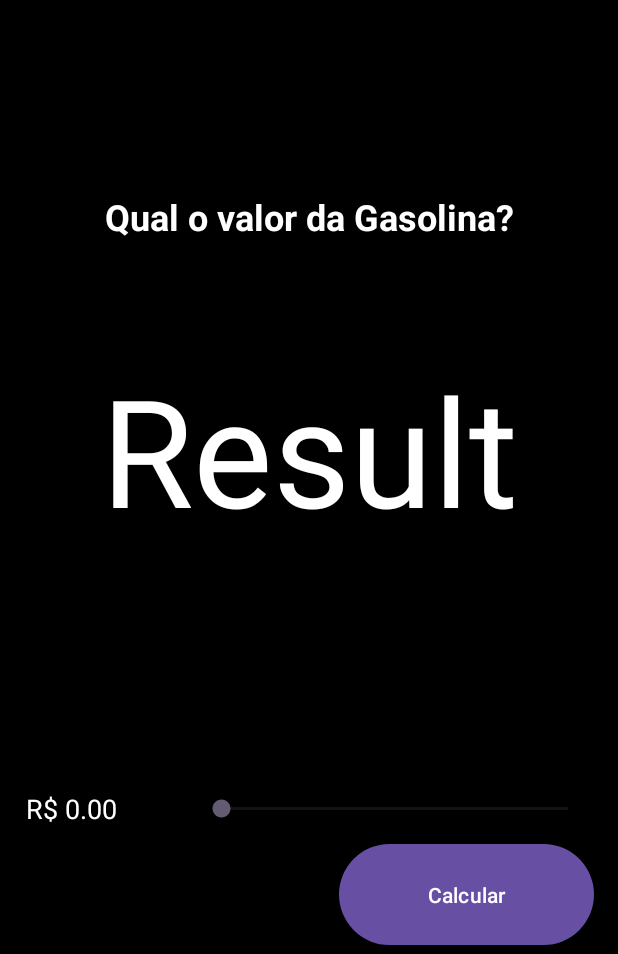
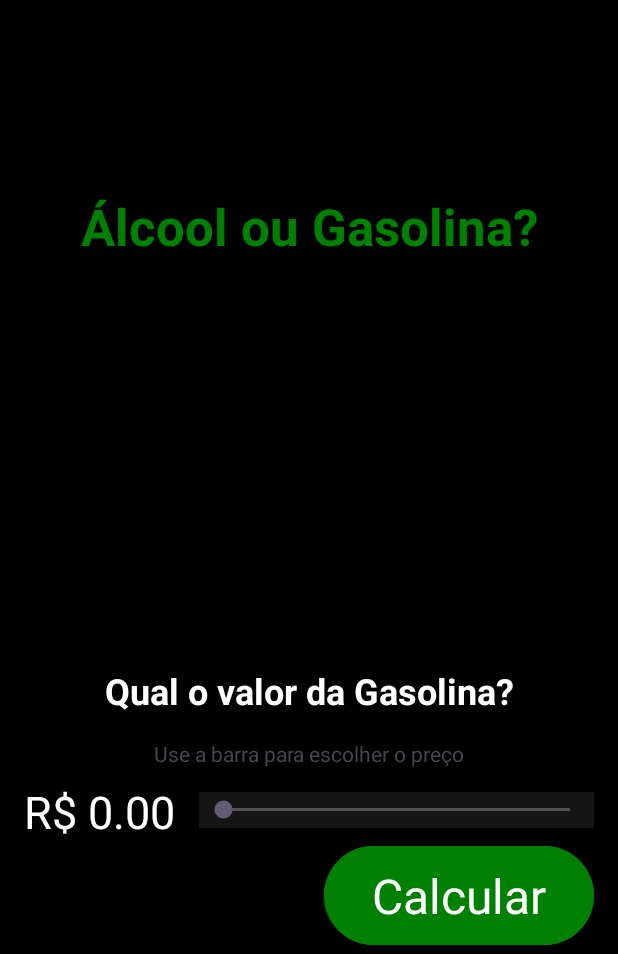
Before and after one commit to olivmath/gaseth, an Android app: the screen it shows after launch (MainActivity), on a phone screen of 412 x 824 dp, the part 282-1236 px from its top. Run offline under Robolectric (Android 15) with nearby library versions, the phone set to English and light mode, and no system bars.

Commit message:
update: layout

```diff
--- a/app/src/main/res/layout/activity_main.xml
+++ b/app/src/main/res/layout/activity_main.xml
@@ -5,7 +5,7 @@
     android:id="@+id/main"
     android:layout_width="match_parent"
     android:layout_height="match_parent"
-    android:background="@color/black"
+    android:background="#000000"
     tools:context=".MainActivity">
 
     <TextView
@@ -13,51 +13,54 @@
         android:layout_width="0dp"
         android:layout_height="wrap_content"
         android:layout_marginStart="16dp"
-        android:layout_marginTop="128dp"
         android:layout_marginEnd="16dp"
+        android:layout_marginBottom="16dp"
         android:gravity="center"
         android:text="@string/txtGasPrice"
         android:textColor="@color/white"
         android:textSize="24sp"
         android:textStyle="bold"
+        app:layout_constraintBottom_toTopOf="@+id/textFeedback"
         app:layout_constraintEnd_toEndOf="parent"
-        app:layout_constraintStart_toStartOf="parent"
-        app:layout_constraintTop_toBottomOf="@+id/imageView" />
+        app:layout_constraintHorizontal_bias="0.0"
+        app:layout_constraintStart_toStartOf="parent" />
 
     <SeekBar
         android:id="@+id/seekBar"
+        style="@style/AppTheme"
         android:layout_width="263dp"
-        android:layout_height="23dp"
-        android:layout_marginStart="5dp"
+        android:layout_height="24dp"
         android:layout_marginEnd="16dp"
         android:layout_marginBottom="8dp"
+        android:background="#151515"
+        android:progressBackgroundTint="@color/white"
+        android:progressTint="@color/green"
         app:layout_constraintBottom_toTopOf="@+id/btnLaunch"
-        app:layout_constraintEnd_toEndOf="parent"
-        app:layout_constraintStart_toEndOf="@+id/textView4" />
+        app:layout_constraintEnd_toEndOf="parent" />
 
     <TextView
-        android:id="@+id/textView4"
-        android:layout_width="104dp"
-        android:layout_height="24dp"
+        android:id="@+id/txtGasPrice"
+        android:layout_width="0dp"
+        android:layout_height="39dp"
         android:layout_marginStart="16dp"
-        android:layout_marginEnd="4dp"
-        android:layout_marginBottom="8dp"
         android:text="R$ 0.00"
         android:textColor="@color/white"
-        android:textSize="18sp"
+        android:textSize="30sp"
         app:layout_constraintBottom_toTopOf="@+id/btnLaunch"
-        app:layout_constraintEnd_toStartOf="@+id/seekBar"
         app:layout_constraintStart_toStartOf="parent" />
 
     <Button
         android:id="@+id/btnLaunch"
-        android:layout_width="170dp"
-        android:layout_height="75dp"
+        style="@style/AppTheme"
+        android:layout_width="180dp"
+        android:layout_height="74dp"
         android:layout_marginStart="226dp"
         android:layout_marginEnd="16dp"
         android:layout_marginBottom="2dp"
+        android:backgroundTint="@color/green"
         android:text="@string/btnLaunch"
         android:textColor="@color/white"
+        android:textSize="32sp"
         app:layout_constraintBottom_toBottomOf="parent"
         app:layout_constraintEnd_toEndOf="parent"
         app:layout_constraintHorizontal_bias="1.0"
@@ -68,16 +71,18 @@
         android:layout_width="0dp"
         android:layout_height="wrap_content"
         android:layout_marginStart="16dp"
-        android:layout_marginTop="72dp"
+        android:layout_marginTop="128dp"
         android:layout_marginEnd="16dp"
         android:gravity="center"
-        android:text="Result"
-        android:textColor="@color/white"
-        android:textSize="100sp"
+        android:text="Álcool ou Gasolina?"
+        android:textAlignment="center"
+        android:textColor="@color/green"
+        android:textSize="34sp"
+        android:textStyle="bold"
         app:layout_constraintEnd_toEndOf="parent"
         app:layout_constraintHorizontal_bias="0.0"
         app:layout_constraintStart_toStartOf="parent"
-        app:layout_constraintTop_toBottomOf="@+id/textView" />
+        app:layout_constraintTop_toBottomOf="@+id/imageView" />
 
     <ImageView
         android:id="@+id/imageView"
@@ -91,4 +96,16 @@
         app:layout_constraintTop_toTopOf="parent"
         app:srcCompat="@drawable/logo" />
 
+    <TextView
+        android:id="@+id/textFeedback"
+        android:layout_width="wrap_content"
+        android:layout_height="wrap_content"
+        android:layout_marginStart="16dp"
+        android:layout_marginEnd="16dp"
+        android:layout_marginBottom="16dp"
+        android:text="@string/txtFeedbak"
+        app:layout_constraintBottom_toTopOf="@+id/seekBar"
+        app:layout_constraintEnd_toEndOf="parent"
+        app:layout_constraintStart_toStartOf="parent" />
+
 </androidx.constraintlayout.widget.ConstraintLayout>
--- a/app/src/main/res/values/strings.xml
+++ b/app/src/main/res/values/strings.xml
@@ -2,4 +2,5 @@
     <string name="app_name">GasEth</string>
     <string name="txtGasPrice">Qual o valor da Gasolina?</string>
     <string name="btnLaunch">Calcular</string>
+    <string name="txtFeedbak">Use a barra para escolher o preço</string>
 </resources>
```
